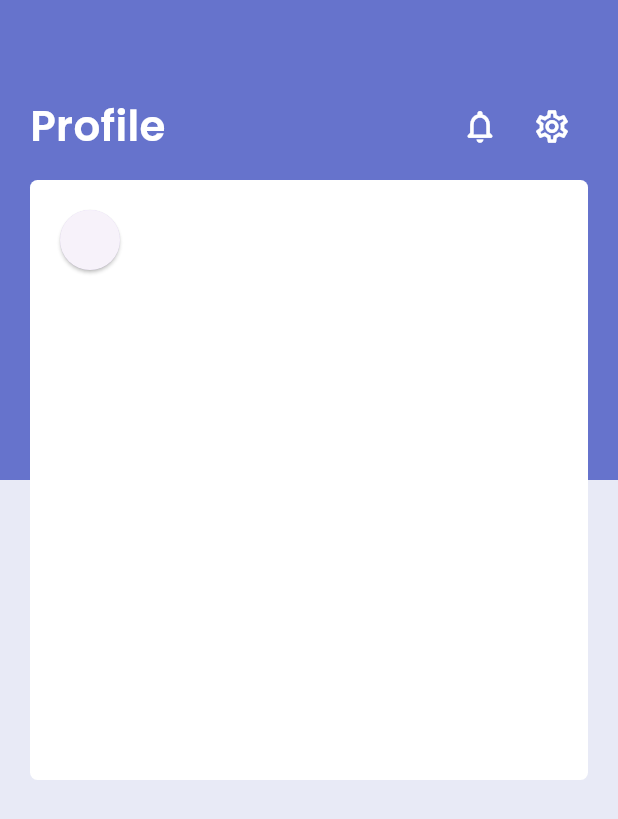
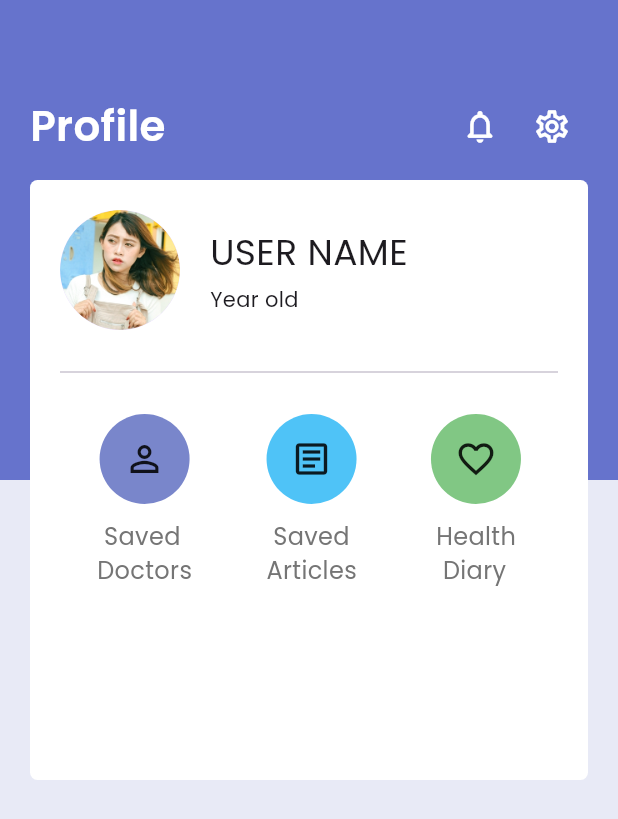
Before and after one commit to EiiMey/Digital_Clinics_App_mobile, a Flutter app: the PersonalAccount screen opened directly, on a phone screen of 412 x 824 dp. Shown: the top 819 px of the screen. Run offline on Flutter 3.47's test engine with Material 3 defaults, Android fonts, the light colour scheme and no system bars; our stand-ins replace flutter_svg.

Commit message:
New feature

```diff
--- a/lib/profiles_layout/personal_account.dart
+++ b/lib/profiles_layout/personal_account.dart
@@ -88,14 +88,120 @@ class PersonalAccount extends StatelessWidget {
                       children: [
                         Row(
                           children: [
-                            CircleAvatar(
-                              child: ElevatedButton(
-                                child: Image.asset('assets/images/Avatar.png'),
-                                onPressed: () {
-                                },
+                            Container(
+                              width: 80,
+                              height: 80,
+                              child: CircleAvatar(
+                                backgroundImage: AssetImage(
+                                  'assets/images/Avatar.png',
+                                ),
                               ),
                             ),
-                            Column(children: []),
+                            Container(
+                              margin: EdgeInsets.only(left: 20),
+                              child: Column(
+                                mainAxisAlignment: MainAxisAlignment.start,
+                                crossAxisAlignment: CrossAxisAlignment.start,
+                                children: [
+                                  GestureDetector(
+                                    child: Text('USER NAME',style: TextStyle(fontFamily: 'Poppins-Regular', fontSize: 24, ),),
+                                    onTap: () {},
+                                  ),
+                                  SizedBox(height: 5,),
+                                  GestureDetector(
+                                    child: Text('Year old', style: TextStyle(fontFamily: 'Poppins-Regular', fontSize: 14),),
+                                    onTap: () {},
+                                  ),
+                                ],
+                              ),
+                            ),
+                          ],
+                        ),
+                        SizedBox(height: 20,),
+                        Divider(),
+                        SizedBox(height: 20,),
+                        Row(
+                          mainAxisAlignment: MainAxisAlignment.spaceAround,
+                          crossAxisAlignment: CrossAxisAlignment.center,
+                          children: [
+                            Column(
+                              mainAxisAlignment: MainAxisAlignment.center,
+                              crossAxisAlignment: CrossAxisAlignment.center,
+                              children: [
+                                Container(
+                                  width: 60,
+                                  height: 60,
+                                  decoration: BoxDecoration(
+                                    color: Colors.indigo.shade300,
+                                    borderRadius: BorderRadius.circular(50)
+                                  ),
+                                  child: Icon(Icons.person_outline, size: 28,),
+                                ),
+                                SizedBox(height: 10,),
+                                GestureDetector(
+                                  child: Text(' Saved\nDoctors', style: TextStyle(
+                                    fontFamily: 'Poppins-Regular',
+                                    color: Colors.grey.shade600,
+                                    fontSize: 16,
+                                    ),),
+                                  onTap: () {
+
+                                  },
+                                )
+                              ],
+                            ),
+                            Column(
+                              mainAxisAlignment: MainAxisAlignment.center,
+                              crossAxisAlignment: CrossAxisAlignment.center,
+                              children: [
+                                Container(
+                                  width: 60,
+                                  height: 60,
+                                  decoration: BoxDecoration(
+                                    color: Colors.lightBlue.shade300,
+                                    borderRadius: BorderRadius.circular(50)
+                                  ),
+                                  child: Icon(Icons.article_outlined, size: 28,),
+                                ),
+                                SizedBox(height: 10,),
+                                GestureDetector(
+                                  child: Text(' Saved\nArticles', style: TextStyle(
+                                    fontFamily: 'Poppins-Regular',
+                                    color: Colors.grey.shade600,
+                                    fontSize: 16,
+                                    ),),
+                                  onTap: () {
+
+                                  },
+                                )
+                              ],
+                            ),
+                            Column(
+                              mainAxisAlignment: MainAxisAlignment.center,
+                              crossAxisAlignment: CrossAxisAlignment.center,
+                              children: [
+                                Container(
+                                  width: 60,
+                                  height: 60,
+                                  decoration: BoxDecoration(
+                                    color: Colors.green.shade300,
+                                    borderRadius: BorderRadius.circular(50)
+                                  ),
+                                  child: Icon(Icons.favorite_border, size: 28,),
+                                ),
+                                SizedBox(height: 10,),
+                                GestureDetector(
+                                  child: Text('Health\n Diary', style: TextStyle(
+                                    fontFamily: 'Poppins-Regular',
+                                    color: Colors.grey.shade600,
+                                    fontSize: 16,
+                                    ),),
+                                  onTap: () {
+
+                                  },
+                                )
+                              ],
+                            ),
                           ],
                         ),
                       ],
```
